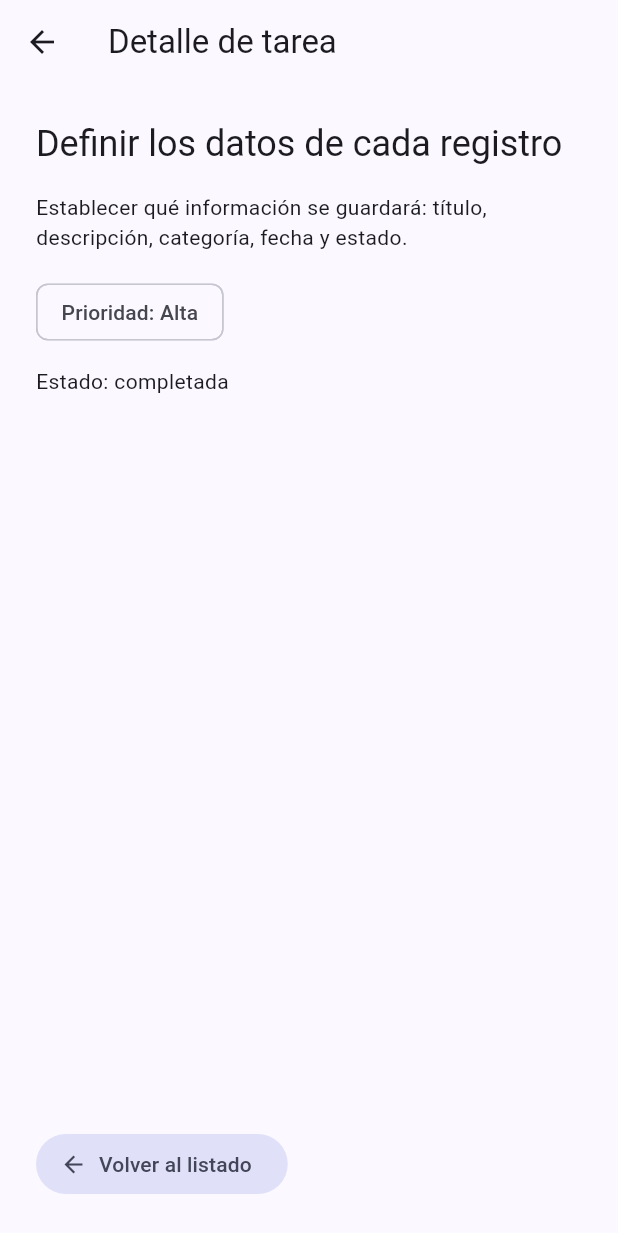
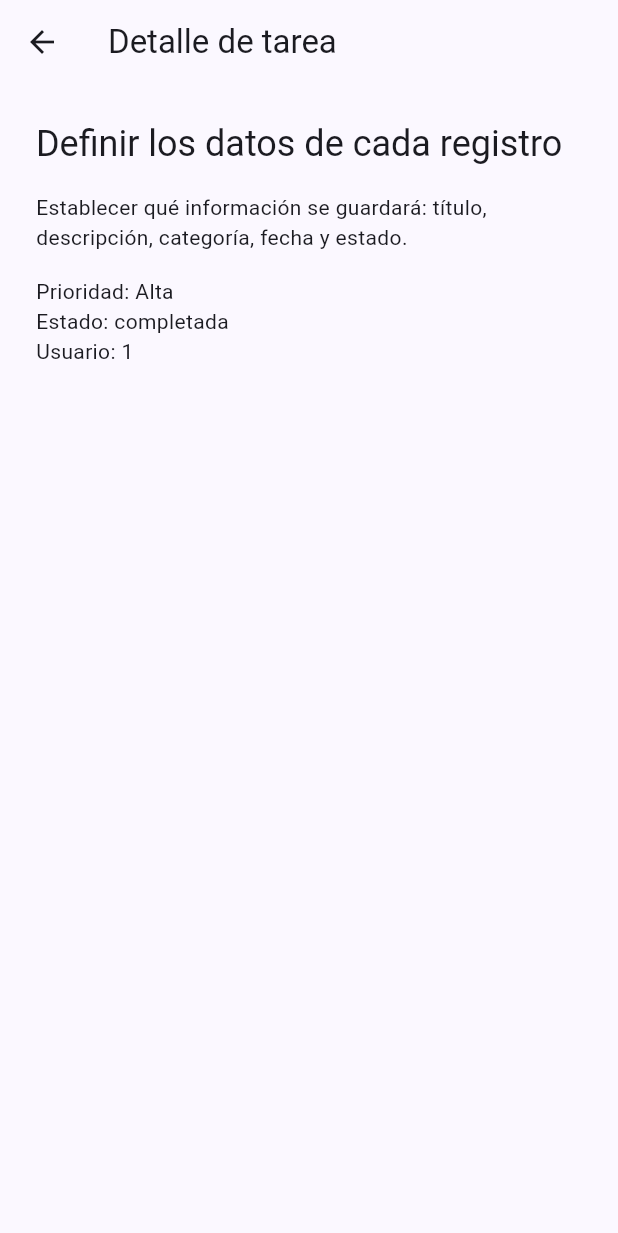
Before and after one commit to xAndresao07/taskFlow, a Flutter app: the screen it shows after launch, after a tap on "Definir los datos de cada registro", on a phone screen of 412 x 824 dp. Shown: the top 1233 px of the screen. Run offline on Flutter 3.47's test engine with Material 3 defaults, Android fonts, the phone set to English and light mode, and no system bars; our stand-ins replace go_router.

Commit message:
docs: definir alcance y modelo de TaskFlow

```diff
--- a/lib/main.dart
+++ b/lib/main.dart
@@ -1,9 +1,75 @@
 import 'package:flutter/material.dart';
 import 'package:go_router/go_router.dart';
+
+import 'task.dart';
 
 void main() {
   runApp(const TaskFlowApp());
 }
+
+const demoTasks = <Task>[
+  Task(
+    id: 1,
+    title: 'Definir los datos de cada registro',
+    description: 'Establecer qué información se guardará: título, descripción, categoría, fecha y estado.',
+    priority: 'Alta',
+    isCompleted: true,
+    userId: 1,
+  ),
+  Task(
+    id: 2,
+    title: 'Diseñar la pantalla de la bitácora',
+    description: 'Crear una interfaz clara para consultar registros de tecnología y electrónica.',
+    priority: 'Alta',
+    isCompleted: true,
+    userId: 1,
+  ),
+  Task(
+    id: 3,
+    title: 'Crear la tarjeta de registro',
+    description: 'Mostrar el título, la descripción, la categoría y el estado en cada elemento.',
+    priority: 'Media',
+    isCompleted: false,
+    userId: 1,
+  ),
+  Task(
+    id: 4,
+    title: 'Implementar la lista de registros',
+    description:
+        'Mostrar las entradas de la bitácora en una lista desplazable.',
+    priority: 'Alta',
+    isCompleted: false,
+    userId: 1,
+  ),
+  Task(
+    id: 5,
+    title: 'Agregar filtros por categoría',
+    description: 'Filtrar la bitácora por tipo de registro.',
+    priority: 'Media',
+    isCompleted: false,
+    userId: 1,
+  ),
+];
+
+Task? findTask(int? id) {
+  for (final task in demoTasks) {
+    if (task.id == id) return task;
+  }
+  return null;
+}
+
+final appRouter = GoRouter(
+  routes: [
+    GoRoute(path: '/', builder: (context, state) => const TaskListScreen()),
+    GoRoute(
+      path: '/task/:id',
+      builder: (context, state) {
+        final id = int.tryParse(state.pathParameters['id'] ?? '');
+        return TaskDetailScreen(task: findTask(id));
+      },
+    ),
+  ],
+);
 
 class TaskFlowApp extends StatelessWidget {
   const TaskFlowApp({super.key});
@@ -15,101 +81,8 @@ class TaskFlowApp extends StatelessWidget {
       title: 'TaskFlow',
       theme: ThemeData(
         colorScheme: ColorScheme.fromSeed(seedColor: Colors.indigo),
-        useMaterial3: true,
       ),
       routerConfig: appRouter,
-    );
-  }
-}
-
-class Task {
-  const Task({
-    required this.id,
-    required this.title,
-    required this.description,
-    required this.priority,
-    required this.isCompleted,
-  });
-
-  final int id;
-  final String title;
-  final String description;
-  final String priority;
-  final bool isCompleted;
-}
-
-const demoTasks = [
-  Task(
-    id: 1,
-    title: 'Definir los datos de cada registro',
-    description: 'Establecer qué información se guardará: título, descripción, categoría, fecha y estado.',
-    priority: 'Alta',
-    isCompleted: true,
-  ),
-  Task(
-    id: 2,
-    title: 'Diseñar la pantalla de la bitácora',
-    description: 'Crear una interfaz clara para consultar registros de tecnología y electrónica.',
-    priority: 'Alta',
-    isCompleted: true,
-  ),
-  Task(
-    id: 3,
-    title: 'Crear la tarjeta de registro',
-    description: 'Mostrar el título, la descripción, la categoría y el estado en cada elemento.',
-    priority: 'Media',
-    isCompleted: false,
-  ),
-  Task(
-    id: 4,
-    title: 'Implementar la lista de registros',
-    description:
-        'Mostrar las entradas de la bitácora en una lista desplazable.',
-    priority: 'Alta',
-    isCompleted: false,
-  ),
-  Task(
-    id: 5,
-    title: 'Guardar registros nuevos',
-    description:
-        'Permitir agregar una entrada y conservarla al cerrar la aplicación.',
-    priority: 'Alta',
-    isCompleted: false,
-  ),
-];
-
-final appRouter = GoRouter(
-  routes: [
-    GoRoute(path: '/', builder: (context, state) => const TaskListScreen()),
-    GoRoute(
-      path: '/task/:id',
-      builder: (context, state) {
-        final taskId = int.parse(state.pathParameters['id']!);
-        return TaskDetailScreen(taskId: taskId);
-      },
-    ),
-  ],
-);
-
-class TaskCard extends StatelessWidget {
-  const TaskCard({super.key, required this.task, this.onTap});
-
-  final Task task;
-  final VoidCallback? onTap;
-
-  @override
-  Widget build(BuildContext context) {
-    return Card(
-      child: ListTile(
-        onTap: onTap,
-        leading: Icon(
-          task.isCompleted ? Icons.check_circle : Icons.radio_button_unchecked,
-          color: task.isCompleted ? Colors.green : null,
-        ),
-        title: Text(task.title),
-        subtitle: Text(task.priority + ' · ' + task.description),
-        trailing: const Icon(Icons.chevron_right),
-      ),
     );
   }
 }
@@ -126,9 +99,18 @@ class TaskListScreen extends StatelessWidget {
         itemCount: demoTasks.length,
         itemBuilder: (context, index) {
           final task = demoTasks[index];
-          return TaskCard(
-            task: task,
-            onTap: () => context.push('/task/' + task.id.toString()),
+          return Card(
+            child: ListTile(
+              leading: Icon(
+                task.isCompleted
+                    ? Icons.check_circle
+                    : Icons.radio_button_unchecked,
+              ),
+              title: Text(task.title),
+              subtitle: Text('Prioridad: ${task.priority}'),
+              trailing: const Icon(Icons.chevron_right),
+              onTap: () => context.push('/task/${task.id}'),
+            ),
           );
         },
       ),
@@ -136,126 +118,40 @@ class TaskListScreen extends StatelessWidget {
   }
 }
 
-class WelcomeScreen extends StatefulWidget {
-  const WelcomeScreen({super.key});
+class TaskDetailScreen extends StatelessWidget {
+  const TaskDetailScreen({super.key, required this.task});
 
-  @override
-  State<WelcomeScreen> createState() => _WelcomeScreenState();
-}
-
-class _WelcomeScreenState extends State<WelcomeScreen> {
-  final String studentName = 'Escribe tu nombre';
-  int pendingTasks = 3;
-  static const dailyGoal = 5;
-  int completedTasks = 0;
-
-  void _completeTask() {
-    if (pendingTasks == 0) {
-      return;
-    }
-
-    setState(() {
-      pendingTasks--;
-      if (completedTasks < dailyGoal) {
-        completedTasks++;
-      }
-    });
-  }
-
-  void _addTask() {
-    setState(() {
-      pendingTasks++;
-    });
-  }
+  final Task? task;
 
   @override
   Widget build(BuildContext context) {
-    final statusMessage = pendingTasks == 0
-        ? '¡Excelente! No tienes tareas pendientes.'
-        : 'Aún tienes tareas por organizar.';
-
+    final selected = task;
     return Scaffold(
-      appBar: AppBar(title: const Text('TaskFlow'), centerTitle: true),
+      appBar: AppBar(title: const Text('Detalle de tarea')),
       body: Padding(
         padding: const EdgeInsets.all(24),
-        child: Column(
+        child: selected == null
+            ? const Text('No se encontró esta tarea.')
+            : Column(
                 crossAxisAlignment: CrossAxisAlignment.start,
                 children: [
                   Text(
-              '¡Hola, $studentName!',
-              style: Theme.of(context).textTheme.headlineMedium,
+                    selected.title,
+                    style: Theme.of(context).textTheme.headlineSmall,
                   ),
-            const SizedBox(height: 12),
-            Text(statusMessage),
-            Text('Completadas hoy: $completedTasks de $dailyGoal'),
-            const SizedBox(height: 28),
-            Card(
-              child: Padding(
-                padding: const EdgeInsets.all(20),
-                child: Row(
-                  children: [
-                    const Icon(Icons.pending_actions),
-                    const SizedBox(width: 12),
-                    Text('Tareas pendientes: $pendingTasks'),
-                  ],
+                  const SizedBox(height: 16),
+                  Text(selected.description),
+                  const SizedBox(height: 16),
+                  Text('Prioridad: ${selected.priority}'),
+                  Text(
+                    selected.isCompleted
+                        ? 'Estado: completada'
+                        : 'Estado: pendiente',
                   ),
-              ),
-            ),
-            const SizedBox(height: 24),
-            Wrap(
-              spacing: 12,
-              children: [
-                ElevatedButton.icon(
-                  onPressed: _addTask,
-                  icon: const Icon(Icons.add),
-                  label: const Text('Agregar tarea'),
-                ),
-                OutlinedButton.icon(
-                  onPressed: pendingTasks == 0 ? null : _completeTask,
-                  icon: const Icon(Icons.done),
-                  label: const Text('Completar una tarea'),
-                ),
-              ],
-            ),
+                  Text('Usuario: ${selected.userId}'),
                 ],
               ),
       ),
     );
   }
 }
-
-class TaskDetailScreen extends StatelessWidget {
-  const TaskDetailScreen({super.key, required this.taskId});
-
-  final int taskId;
-
-  @override
-  Widget build(BuildContext context) {
-    final task = demoTasks.firstWhere((item) => item.id == taskId);
-
-    return Scaffold(
-      appBar: AppBar(title: const Text('Detalle de tarea')),
-      body: Padding(
-        padding: const EdgeInsets.all(24),
-        child: Column(
-          crossAxisAlignment: CrossAxisAlignment.start,
-          children: [
-            Text(task.title, style: Theme.of(context).textTheme.headlineSmall),
-            const SizedBox(height: 16),
-            Text(task.description),
-            const SizedBox(height: 16),
-            Chip(label: Text('Prioridad: ' + task.priority)),
-            const SizedBox(height: 12),
-            Text(task.isCompleted ? 'Estado: completada' : 'Estado: pendiente'),
-            const Spacer(),
-            FilledButton.tonalIcon(
-              onPressed: () => context.pop(),
-              icon: const Icon(Icons.arrow_back),
-              label: const Text('Volver al listado'),
-            ),
-          ],
-        ),
-      ),
-    );
-  }
-}
--- /dev/null
+++ b/lib/task.dart
@@ -0,0 +1,28 @@
+class Task {
+  const Task({
+    required this.id,
+    required this.title,
+    required this.description,
+    required this.priority,
+    required this.isCompleted,
+    required this.userId,
+  });
+
+  final int id;
+  final String title;
+  final String description;
+  final String priority;
+  final bool isCompleted;
+  final int userId;
+
+  factory Task.fromJson(Map<String, dynamic> json) {
+    return Task(
+      id: json['id'] as int,
+      title: json['title'] as String,
+      description: json['description'] as String,
+      priority: json['priority'] as String,
+      isCompleted: json['isCompleted'] as bool,
+      userId: json['userId'] as int,
+    );
+  }
+}
```
Also changed, not shown: 1 other file. Lines whose indentation alone changed are shown as unchanged.
